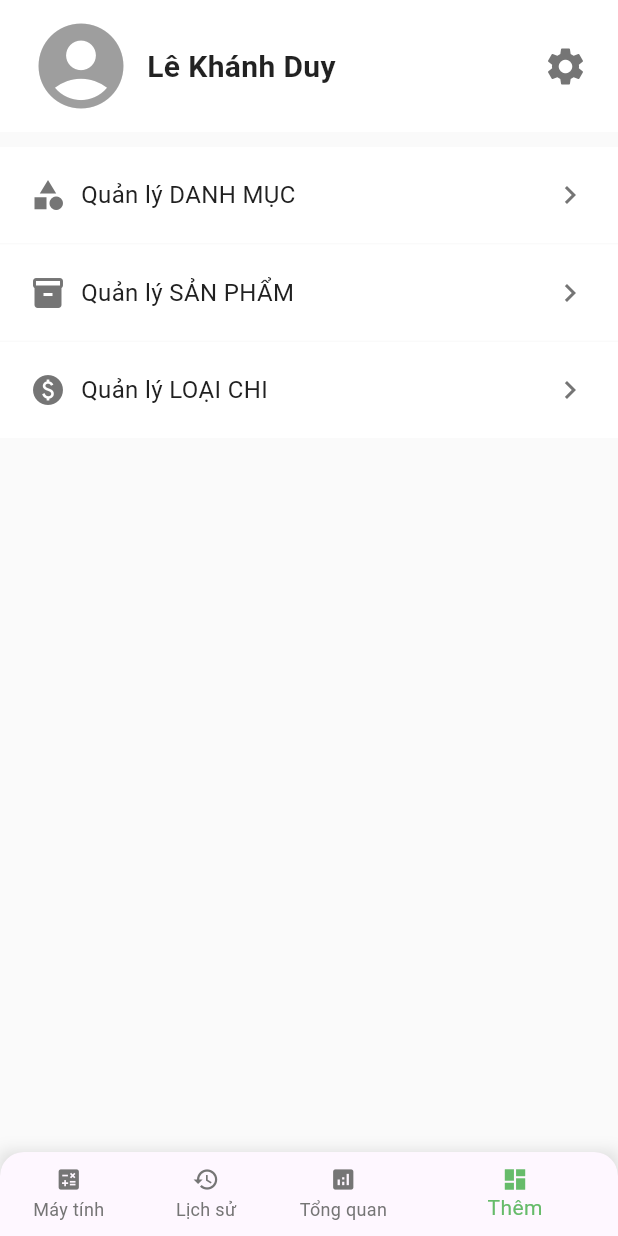
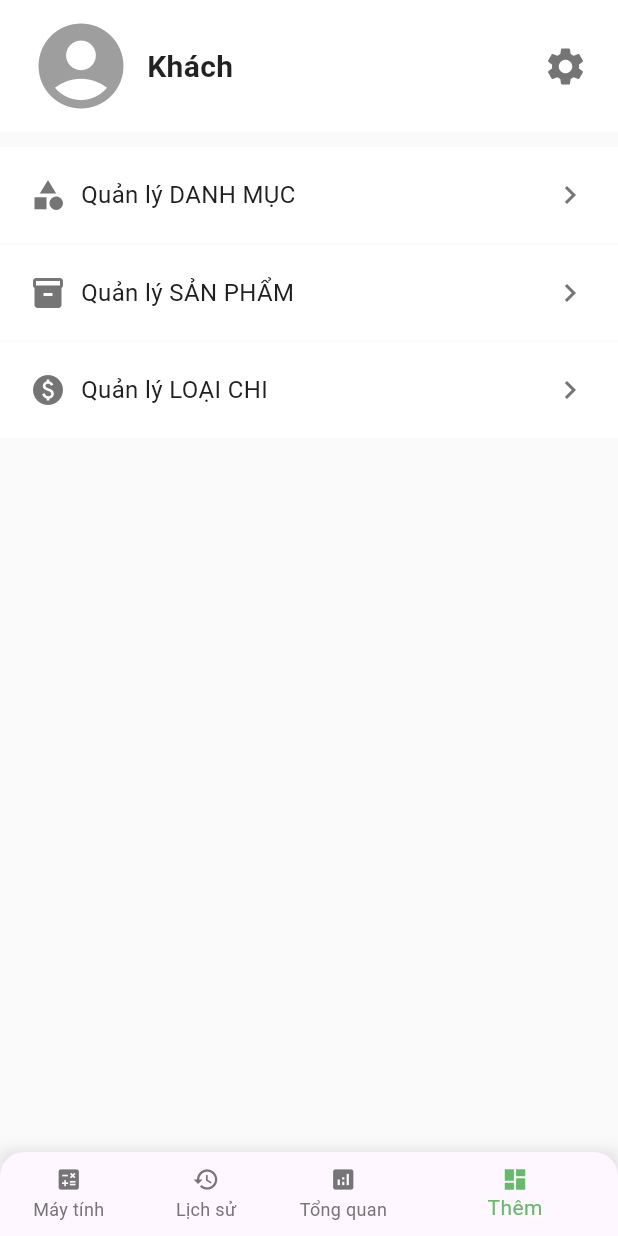
Before and after one commit to lkduy2602/Money-Calc, a Flutter app: the screen it shows after launch, item 4 of the bottom bar chosen, after a tap on "Quản lý DANH MỤC", on a phone screen of 412 x 824 dp. Run offline on Flutter 3.47's test engine with Material 3 defaults, Android fonts, the phone set to English and light mode, and no system bars; our stand-ins replace go_router, scroll_to_index, shared_preferences, sqflite; accounts and stored records are empty.

Commit message:
go router config

```diff
--- a/devtools_options.yaml
+++ b/devtools_options.yaml
@@ -1 +1,2 @@
 extensions:
+  - provider: true
--- a/lib/_common/providers/order_item.providers.dart
+++ b/lib/_common/providers/order_item.providers.dart
@@ -1,7 +1,7 @@
 import 'dart:collection';
 
 import 'package:flutter/material.dart';
-import 'package:money_calc/_common/enums/order_item.enum.dart';
+import 'package:money_calc/_common/enums/providers.enum.dart';
 
 class OrderItem {
   int productId = 0;
--- /dev/null
+++ b/lib/app.navigation_bar.dart
@@ -0,0 +1,66 @@
+import 'package:flutter/material.dart';
+import 'package:go_router/go_router.dart';
+
+class AppNavigationBar extends StatelessWidget {
+  const AppNavigationBar(this.navigationShell, {super.key});
+
+  final StatefulNavigationShell navigationShell;
+
+  @override
+  Widget build(BuildContext context) {
+    return Container(
+        decoration: const BoxDecoration(
+          boxShadow: [
+            BoxShadow(
+              color: Colors.black12,
+              blurRadius: 8.0,
+            )
+          ],
+        ),
+        child: ClipRRect(
+          borderRadius: const BorderRadius.only(
+            topLeft: Radius.circular(16.0),
+            topRight: Radius.circular(16.0),
+          ),
+          child: BottomNavigationBar(
+            items: const <BottomNavigationBarItem>[
+              BottomNavigationBarItem(
+                icon: Icon(
+                  Icons.calculate,
+                ),
+                label: 'Máy tính',
+              ),
+              BottomNavigationBarItem(
+                icon: Icon(
+                  Icons.history,
+                ),
+                label: 'Lịch sử',
+              ),
+              BottomNavigationBarItem(
+                icon: Icon(
+                  Icons.analytics,
+                ),
+                label: 'Tổng quan',
+              ),
+              BottomNavigationBarItem(
+                icon: Icon(Icons.dashboard),
+                label: 'Thêm',
+              ),
+            ],
+            onTap: _onTap,
+            currentIndex: navigationShell.currentIndex,
+            iconSize: 18.0,
+            selectedItemColor: Colors.green.shade400,
+            unselectedItemColor: Colors.grey.shade600,
+            showUnselectedLabels: true,
+          ),
+        ));
+  }
+
+  void _onTap(int index) {
+    navigationShell.goBranch(
+      index,
+      initialLocation: index == navigationShell.currentIndex,
+    );
+  }
+}
--- /dev/null
+++ b/lib/app.router.dart
@@ -0,0 +1,48 @@
+import 'package:flutter/material.dart';
+import 'package:go_router/go_router.dart';
+import 'package:money_calc/app.navigation_bar.dart';
+import 'package:money_calc/calculator/calculator.screen.dart';
+import 'package:money_calc/explore/explore.screen.dart';
+import 'package:money_calc/settings/settings.screen.dart';
+
+final _rootNavigatorKey = GlobalKey<NavigatorState>();
+
+final GoRouter router = GoRouter(
+  initialLocation: '/calculator',
+  navigatorKey: _rootNavigatorKey,
+  routes: [
+    StatefulShellRoute.indexedStack(
+      builder: (context, state, navigationShell) {
+        return Scaffold(body: SafeArea(child: navigationShell), bottomNavigationBar: AppNavigationBar(navigationShell));
+      },
+      branches: [
+        StatefulShellBranch(routes: [
+          GoRoute(
+            path: '/calculator',
+            builder: (context, state) => const CalculatorScreen(),
+          ),
+        ]),
+        StatefulShellBranch(routes: [
+          GoRoute(
+            path: '/calculator',
+            builder: (context, state) => const CalculatorScreen(),
+          ),
+        ]),
+        StatefulShellBranch(routes: [
+          GoRoute(
+            path: '/calculator',
+            builder: (context, state) => const CalculatorScreen(),
+          ),
+        ]),
+        StatefulShellBranch(routes: [
+          GoRoute(path: '/explore', builder: (context, state) => const ExploreScreen(), routes: [
+            GoRoute(
+              path: '/settings',
+              builder: (context, state) => const SettingsScreen(),
+            ),
+          ]),
+        ]),
+      ],
+    ),
+  ],
+);
--- a/lib/calculator/widgets/calc_display.widget.dart
+++ b/lib/calculator/widgets/calc_display.widget.dart
@@ -1,5 +1,5 @@
 import 'package:flutter/material.dart';
-import 'package:money_calc/_common/enums/order_item.enum.dart';
+import 'package:money_calc/_common/enums/providers.enum.dart';
 import 'package:money_calc/_common/helpers/number.helper.dart';
 import 'package:money_calc/_common/providers/order_item.providers.dart';
 import 'package:provider/provider.dart';
--- a/lib/explore/widgets/navigation_drawer.widget.dart
+++ b/lib/explore/widgets/navigation_drawer.widget.dart
@@ -51,7 +51,7 @@ class _NavigationDrawerWidgetState extends State<NavigationDrawerWidget> {
               Ink(
                   color: Colors.white,
                   child: InkWell(
-                    onTap: () => goToScreen('sssss'),
+                    onTap: () {},
                     child: generateNavigationItem(Icons.category, 'Quản lý DANH MỤC'),
                   )),
               const SizedBox(height: 1.0),
--- a/lib/explore/widgets/profile_header.widget.dart
+++ b/lib/explore/widgets/profile_header.widget.dart
@@ -1,4 +1,5 @@
 import 'package:flutter/material.dart';
+import 'package:money_calc/_common/helpers/shared_preferences.helper.dart';
 
 class ProfileHeaderWidget extends StatefulWidget {
   const ProfileHeaderWidget({super.key});
@@ -8,6 +9,25 @@ class ProfileHeaderWidget extends StatefulWidget {
 }
 
 class _ProfileHeaderWidgetState extends State<ProfileHeaderWidget> {
+  String userName = '';
+  String userAvatar = '';
+
+  @override
+  void initState() {
+    super.initState();
+    _loadProfile();
+  }
+
+  Future<void> _loadProfile() async {
+    final [getUserName, getUserAvatar] =
+        await Future.wait<String>([SharedPreferencesHelper.getUserName(), SharedPreferencesHelper.getUserAvatar()]);
+
+    setState(() {
+      userName = getUserName;
+      userAvatar = getUserAvatar;
+    });
+  }
+
   @override
   Widget build(BuildContext context) {
     return Ink(
@@ -22,9 +42,9 @@ class _ProfileHeaderWidgetState extends State<ProfileHeaderWidget> {
               children: [
                 Icon(Icons.account_circle, size: 68.0, color: Colors.grey.shade500),
                 const SizedBox(width: 10.0),
-                const Text(
-                  'Lê Khánh Duy',
-                  style: TextStyle(color: Colors.black87, fontSize: 20, fontWeight: FontWeight.w700, height: 0),
+                Text(
+                  userName,
+                  style: const TextStyle(color: Colors.black87, fontSize: 20, fontWeight: FontWeight.w700, height: 0),
                 )
               ],
             ),
--- a/lib/main.dart
+++ b/lib/main.dart
@@ -1,7 +1,6 @@
 import 'package:flutter/material.dart';
 import 'package:money_calc/_common/providers/order_item.providers.dart';
-import 'package:money_calc/calculator/calculator.screen.dart';
-import 'package:money_calc/explore/explore.screen.dart';
+import 'package:money_calc/app.router.dart';
 import 'package:provider/provider.dart';
 
 void main() async {
@@ -14,82 +13,14 @@ void main() async {
   );
 }
 
-class MainApp extends StatefulWidget {
+class MainApp extends StatelessWidget {
   const MainApp({super.key});
 
   @override
-  State<MainApp> createState() => _MainAppState();
-}
-
-class _MainAppState extends State<MainApp> {
-  int _selectedIndex = 0;
-
-  void _onItemTapped(int index) {
-    setState(() {
-      _selectedIndex = index;
-    });
-  }
-
-  @override
   Widget build(BuildContext context) {
-    return MaterialApp(
+    return MaterialApp.router(
+        routerConfig: router,
         theme: ThemeData(useMaterial3: true, scaffoldBackgroundColor: Colors.grey.shade50),
-        home: Scaffold(
-            body: SafeArea(
-              child: [
-                const CalculatorScreen(),
-                const CalculatorScreen(),
-                const CalculatorScreen(),
-                const ExploreScreen()
-              ][_selectedIndex],
-            ),
-            bottomNavigationBar: Container(
-                decoration: const BoxDecoration(
-                  boxShadow: [
-                    BoxShadow(
-                      color: Colors.black12,
-                      blurRadius: 8.0,
-                    )
-                  ],
-                ),
-                child: ClipRRect(
-                  borderRadius: const BorderRadius.only(
-                    topLeft: Radius.circular(16.0),
-                    topRight: Radius.circular(16.0),
-                  ),
-                  child: BottomNavigationBar(
-                    items: const <BottomNavigationBarItem>[
-                      BottomNavigationBarItem(
-                        icon: Icon(
-                          Icons.calculate,
-                        ),
-                        label: 'Máy tính',
-                      ),
-                      BottomNavigationBarItem(
-                        icon: Icon(
-                          Icons.history,
-                        ),
-                        label: 'Lịch sử',
-                      ),
-                      BottomNavigationBarItem(
-                        icon: Icon(
-                          Icons.analytics,
-                        ),
-                        label: 'Tổng quan',
-                      ),
-                      BottomNavigationBarItem(
-                        icon: Icon(Icons.dashboard),
-                        label: 'Thêm',
-                      ),
-                    ],
-                    onTap: _onItemTapped,
-                    currentIndex: _selectedIndex,
-                    iconSize: 18.0,
-                    selectedItemColor: Colors.green.shade400,
-                    unselectedItemColor: Colors.grey.shade600,
-                    showUnselectedLabels: true,
-                  ),
-                ))),
-        debugShowCheckedModeBanner: true);
+        debugShowCheckedModeBanner: false);
   }
 }
--- /dev/null
+++ b/lib/settings/settings.screen.dart
@@ -0,0 +1,12 @@
+import 'package:flutter/material.dart';
+
+class SettingsScreen extends StatelessWidget {
+  const SettingsScreen({super.key});
+
+  @override
+  Widget build(BuildContext context) {
+    return Scaffold(
+      body: Text('Settings'),
+    );
+  }
+}
--- a/pubspec.yaml
+++ b/pubspec.yaml
@@ -9,6 +9,7 @@ environment:
 dependencies:
   flutter:
     sdk: flutter
+  go_router: ^14.1.4
   intl: ^0.19.0
   json_annotation: ^4.9.0
   path: ^1.9.0
```
Also changed, not shown: lib/_common/enums/providers.enum.dart (renamed from lib/_common/enums/order_item.enum.dart), lib/app_navigation.dart (deleted), lib/calculator/calculator.router.dart (deleted), pubspec.lock.
